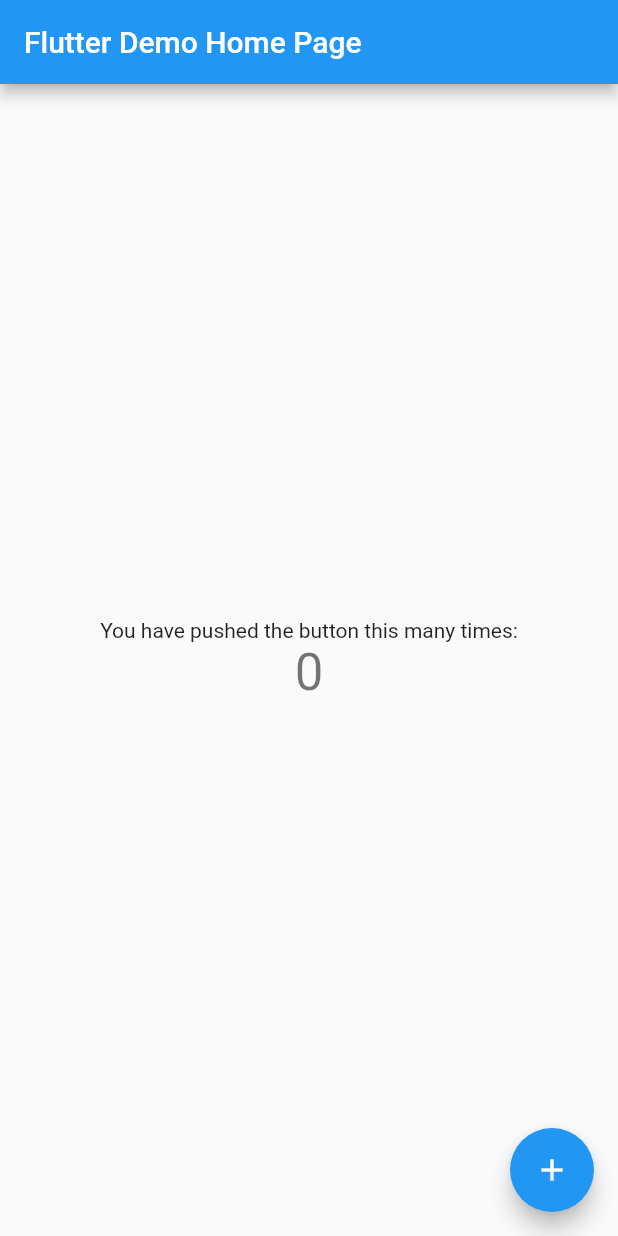
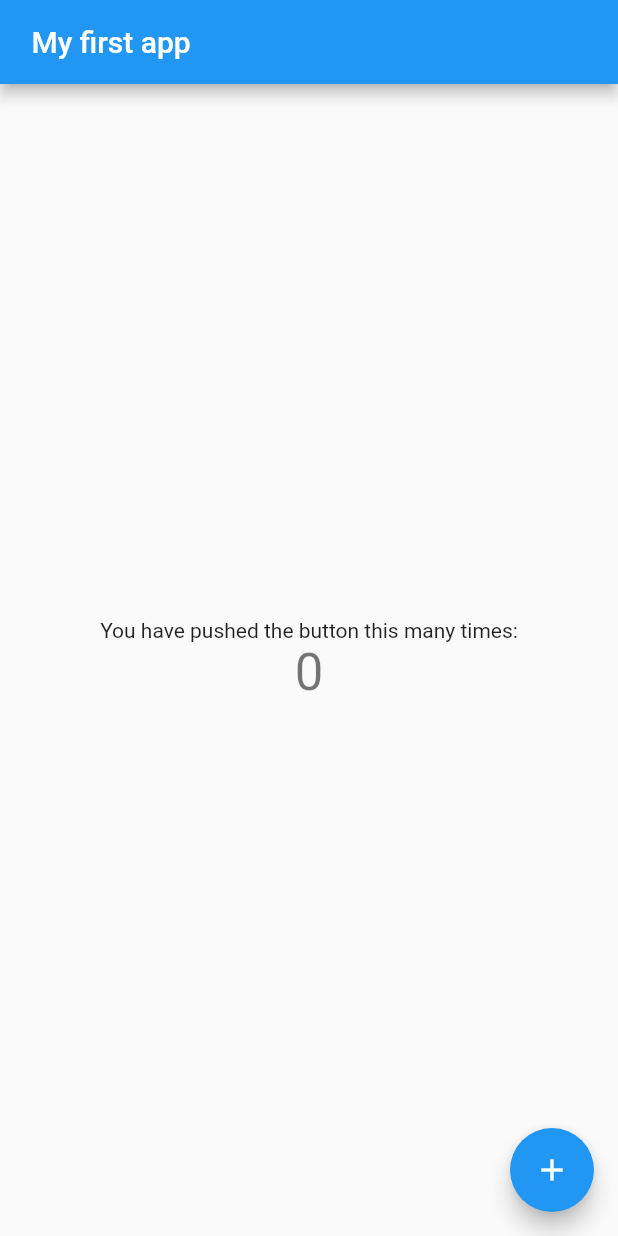
Before and after one commit to osem256/flutter-components, a Flutter app: the screen it shows after launch, on a phone screen of 412 x 824 dp. Run offline on Flutter 3.47's test engine with Material 2 defaults, Android fonts, the phone set to English and light mode, and no system bars.

Commit message:
no changes

```diff
--- a/lib/main.dart
+++ b/lib/main.dart
@@ -15,7 +15,7 @@ class MyApp extends StatelessWidget {
       theme: ThemeData(
 
       ),
-      home: const MyHomePage(title: 'Flutter Demo Home Page'),
+      home: const MyHomePage(title: ' My first app '),
     );
   }
 }
```
